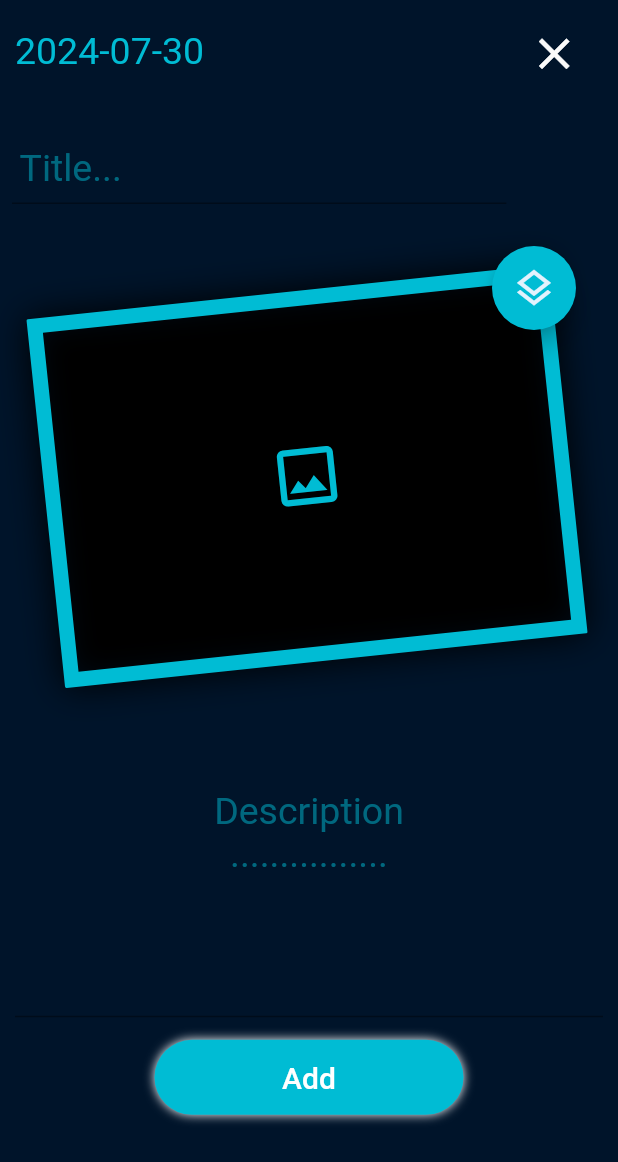
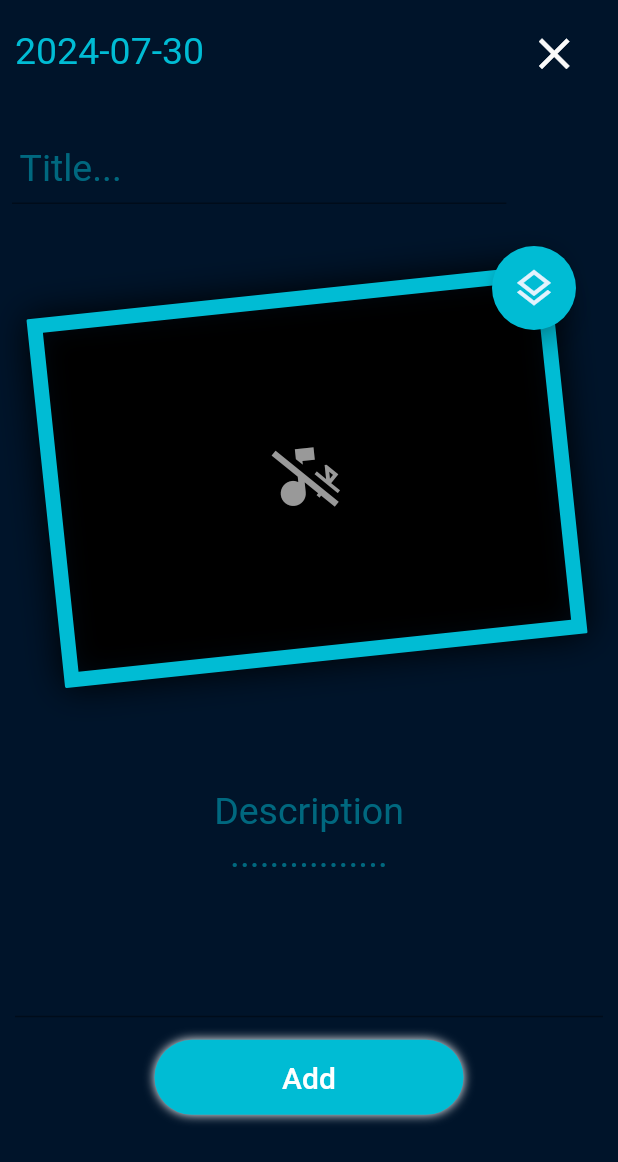
Before and after one commit to Ahmed2000Github/ome, a Flutter app: the AddMemoryPage screen opened directly, on a phone screen of 412 x 824 dp. Shown: the top 1162 px of the screen. Run offline on Flutter 3.47's test engine with Material 2 defaults, Android fonts, the phone set to English and light mode, and no system bars; our stand-ins replace audioplayers, bloc, file_picker, flutter_bloc, get_it, hive_flutter and 4 more; missing offline and left inert: flutter_sound; accounts and stored records are empty; project files that could hold a hidden picture were left out.

Commit message:
version 0.0.1 release

```diff
--- a/lib/blocs/story_handler/story_handler_bloc.dart
+++ b/lib/blocs/story_handler/story_handler_bloc.dart
@@ -29,11 +29,13 @@ class StoryHandlerBloc extends Bloc<StoryHandlerEvent, StoryHandlerState> {
         break;
       case StoryHandlerEventStatus.POST:
         yield StoryHandlerState(status: StateStatus.LOADING);
+        print("add....");
         await fileServices.addFileToAlbom(event.story!);
         yield StoryHandlerState(status: StateStatus.CHANGELOADED);
         break;
       case StoryHandlerEventStatus.UPDATE:
         yield StoryHandlerState(status: StateStatus.LOADING);
+        print("update....");
         await fileServices.updateFileFromAlbom(event.story!);
         yield StoryHandlerState(status: StateStatus.LOADED);
         break;
--- a/lib/pages/add_memory_page.dart
+++ b/lib/pages/add_memory_page.dart
@@ -29,7 +29,7 @@ class AddMemoryPage extends StatefulWidget {
 class _AddMemoryPageState extends State<AddMemoryPage> {
   final GlobalKey<FormState> _formKey = GlobalKey<FormState>();
 
-  IconData _currentMediaType = Icons.photo_outlined;
+  IconData _currentMediaType = Icons.media_bluetooth_off;
 
   final ScrollController _scrollController = ScrollController();
 
@@ -294,8 +294,12 @@ class _AddMemoryPageState extends State<AddMemoryPage> {
                                             } else {
                                               return Icon(
                                                 _currentMediaType,
-                                                color: Theme.of(context)
-                                                    .primaryColor,
+                                                color: _currentMediaType !=
+                                                        Icons
+                                                            .media_bluetooth_off
+                                                    ? Theme.of(context)
+                                                        .primaryColor
+                                                    : const Color(0xff999999),
                                                 size: 50,
                                               );
                                             }
```
Also changed, not shown: lib/components/play_image.dart (+0 -25 lines), lib/services/file_services.dart (+9 -2 lines).
